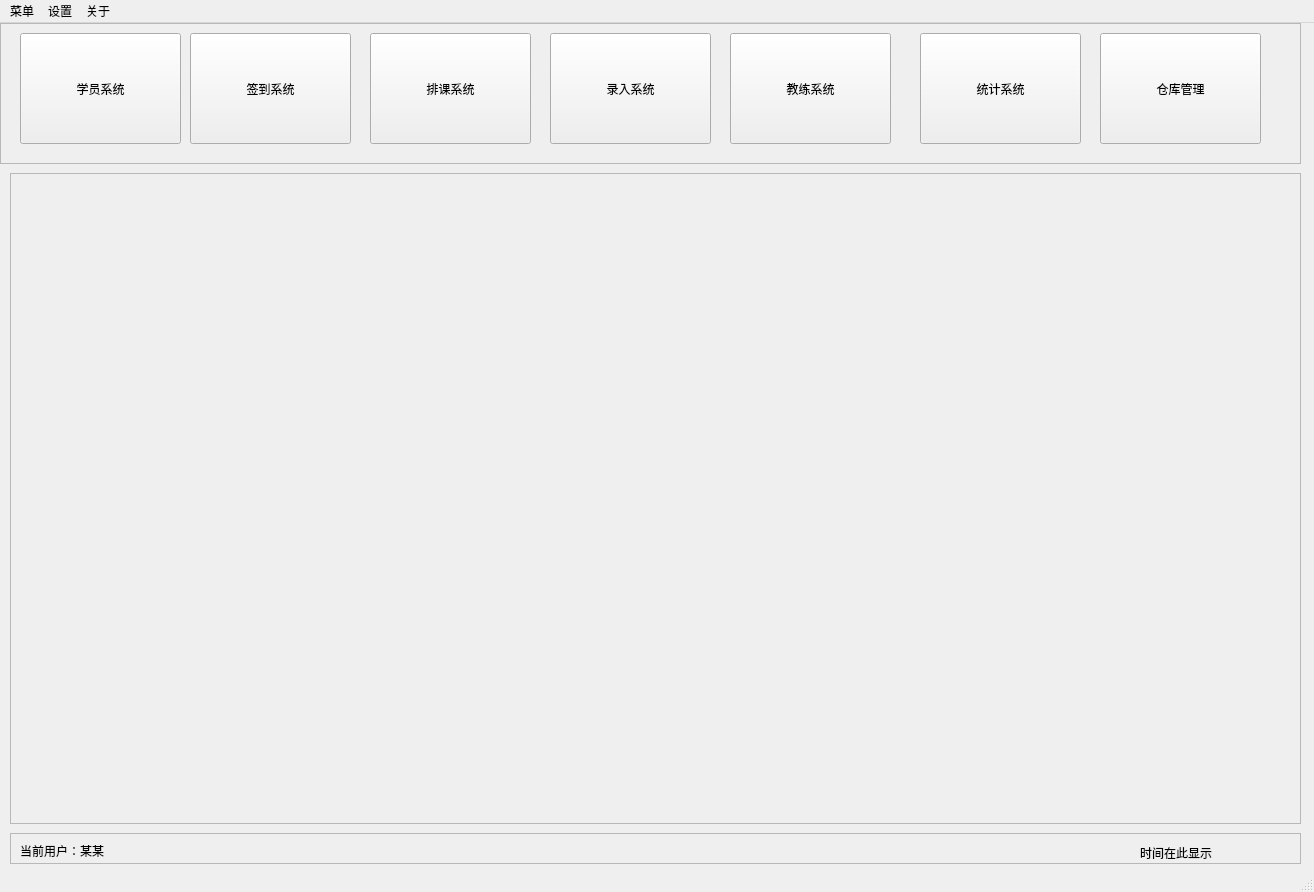
This is MainTest/MainTest.ui in Holy-Shine/Acrotest as Qt 5 draws it before an edit. The edited form follows.
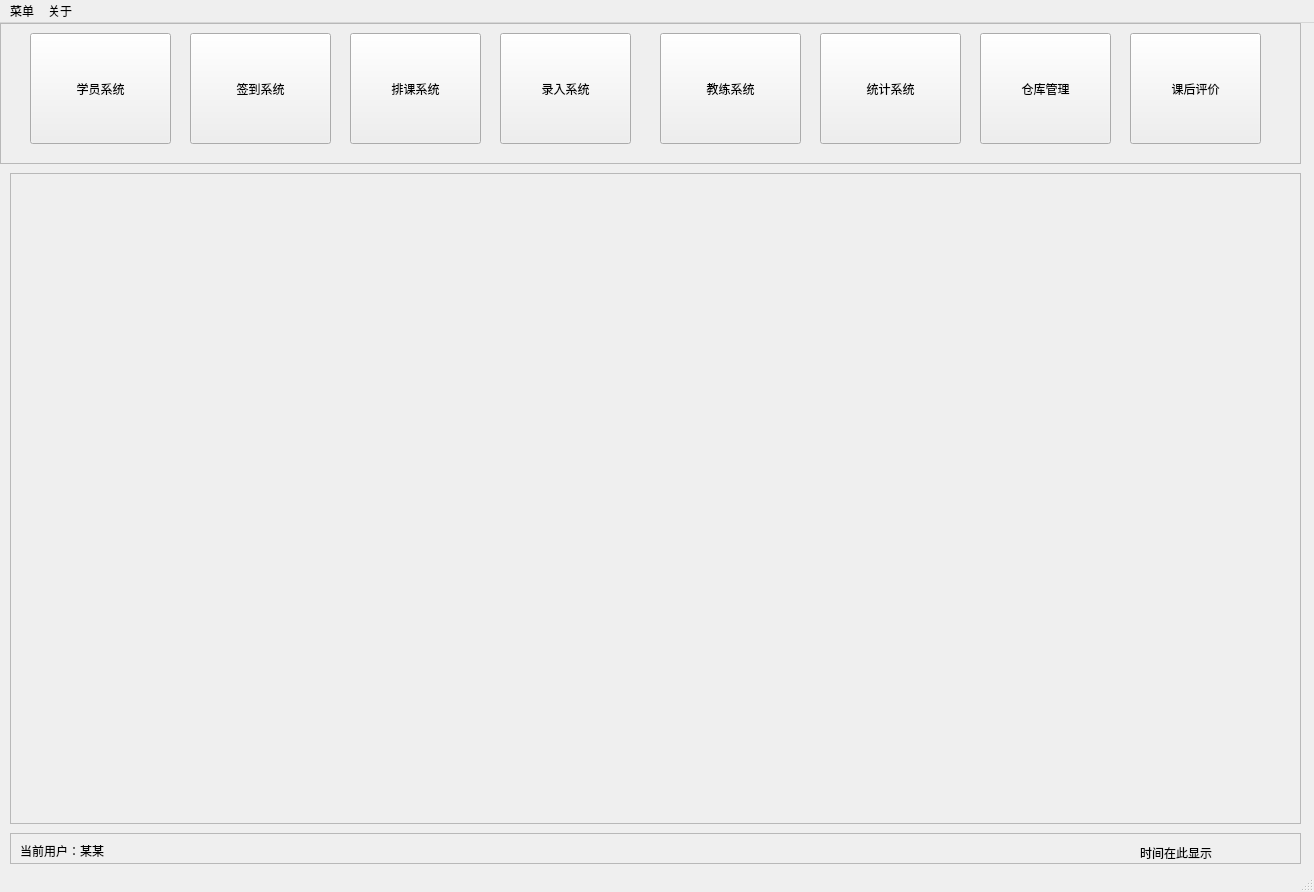
This is the edited form.

Commit message: 添加评价系统系统基本模块

```diff
--- a/MainTest/MainTest.ui
+++ b/MainTest/MainTest.ui
@@ -32,9 +32,9 @@
     <widget class="QPushButton" name="pb_main_StudentSystem">
      <property name="geometry">
       <rect>
-       <x>20</x>
+       <x>30</x>
        <y>10</y>
-       <width>161</width>
+       <width>141</width>
        <height>111</height>
       </rect>
      </property>
@@ -45,9 +45,9 @@
     <widget class="QPushButton" name="pb_main_NewMemberSystem">
      <property name="geometry">
       <rect>
-       <x>550</x>
+       <x>500</x>
        <y>10</y>
-       <width>161</width>
+       <width>131</width>
        <height>111</height>
       </rect>
      </property>
@@ -58,9 +58,9 @@
     <widget class="QPushButton" name="pb_main_LessonSystem">
      <property name="geometry">
       <rect>
-       <x>370</x>
+       <x>350</x>
        <y>10</y>
-       <width>161</width>
+       <width>131</width>
        <height>111</height>
       </rect>
      </property>
@@ -73,7 +73,7 @@
       <rect>
        <x>190</x>
        <y>10</y>
-       <width>161</width>
+       <width>141</width>
        <height>111</height>
       </rect>
      </property>
@@ -84,9 +84,9 @@
     <widget class="QPushButton" name="pb_main_CoachSystem">
      <property name="geometry">
       <rect>
-       <x>730</x>
+       <x>660</x>
        <y>10</y>
-       <width>161</width>
+       <width>141</width>
        <height>111</height>
       </rect>
      </property>
@@ -97,9 +97,9 @@
     <widget class="QPushButton" name="pb_main_StatisticSystem">
      <property name="geometry">
       <rect>
-       <x>920</x>
+       <x>820</x>
        <y>10</y>
-       <width>161</width>
+       <width>141</width>
        <height>111</height>
       </rect>
      </property>
@@ -110,9 +110,9 @@
     <widget class="QPushButton" name="pb_main_CangkuSystem">
      <property name="geometry">
       <rect>
-       <x>1100</x>
+       <x>980</x>
        <y>10</y>
-       <width>161</width>
+       <width>131</width>
        <height>111</height>
       </rect>
      </property>
@@ -120,6 +120,19 @@
       <string>仓库管理</string>
      </property>
     </widget>
+    <widget class="QPushButton" name="pb_main_EvaluationSystem">
+     <property name="geometry">
+      <rect>
+       <x>1130</x>
+       <y>10</y>
+       <width>131</width>
+       <height>111</height>
+      </rect>
+     </property>
+     <property name="text">
+      <string>课后评价</string>
+     </property>
+    </widget>
    </widget>
    <widget class="QFrame" name="fr_main_show">
     <property name="geometry">
@@ -209,15 +222,7 @@
     </property>
     <addaction name="action"/>
     <addaction name="separator"/>
-   </widget>
-   <widget class="QMenu" name="menu_2">
-    <property name="title">
-     <string>设置</string>
-    </property>
-    <addaction name="action_3"/>
-    <addaction name="separator"/>
-    <addaction name="action_5"/>
-    <addaction name="separator"/>
+    <addaction name="action_close"/>
    </widget>
    <widget class="QMenu" name="menu_3">
     <property name="title">
@@ -227,7 +232,6 @@
     <addaction name="separator"/>
    </widget>
    <addaction name="menu"/>
-   <addaction name="menu_2"/>
    <addaction name="menu_3"/>
   </widget>
   <widget class="QStatusBar" name="statusbar"/>
```
Left out of the diff: 21 changed lines with no effect on the pictures. The commit also changes 1 other file.
